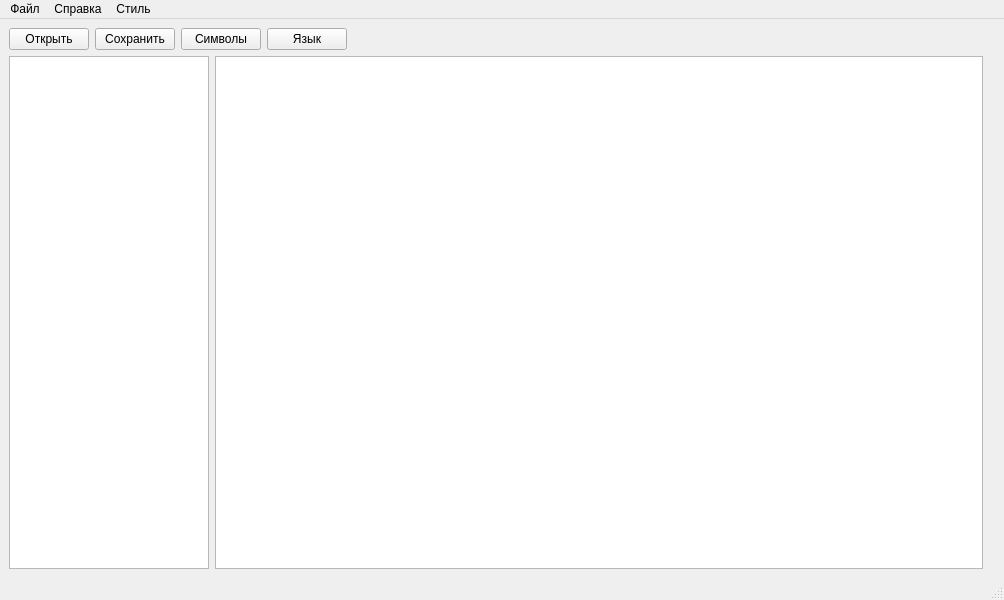
YarikAlex/GUI_Lessons, file Lesson_3/mainwindow.ui: the form before one commit.
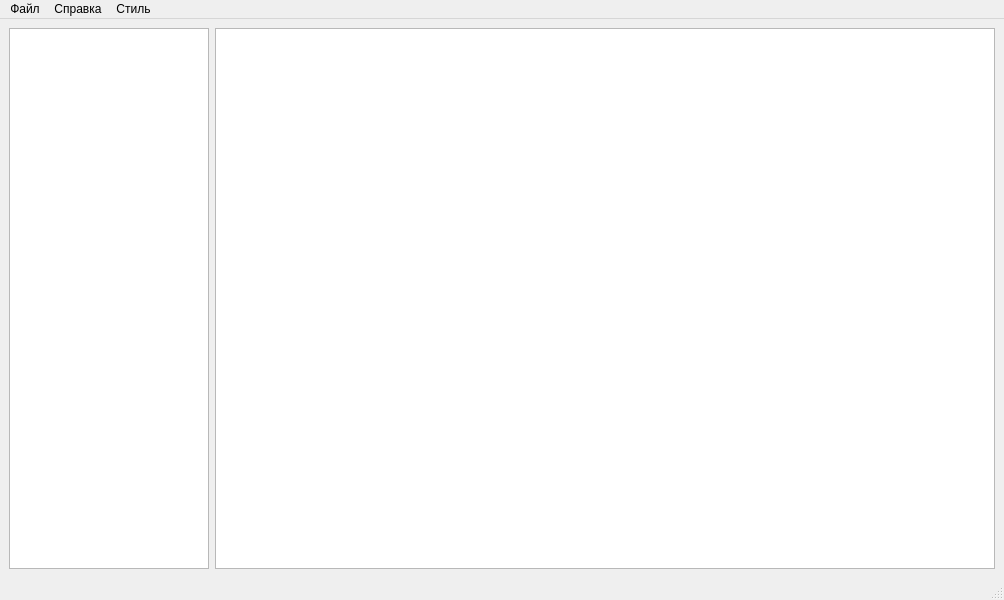
The form after the commit.

Patch:
```diff
--- a/Lesson_3/mainwindow.ui
+++ b/Lesson_3/mainwindow.ui
@@ -15,52 +15,7 @@
   </property>
   <widget class="QWidget" name="centralwidget">
    <layout class="QGridLayout" name="gridLayout">
-    <item row="0" column="0" colspan="4">
-     <layout class="QHBoxLayout" name="horizontalLayout">
-      <item>
-       <widget class="QPushButton" name="btn_open">
-        <property name="text">
-         <string>Открыть</string>
-        </property>
-       </widget>
-      </item>
-      <item>
-       <widget class="QPushButton" name="btn_save">
-        <property name="text">
-         <string>Сохранить</string>
-        </property>
-       </widget>
-      </item>
-      <item>
-       <widget class="QPushButton" name="btn_help">
-        <property name="text">
-         <string>Символы</string>
-        </property>
-       </widget>
-      </item>
-      <item>
-       <widget class="QPushButton" name="btn_language">
-        <property name="text">
-         <string>Язык</string>
-        </property>
-       </widget>
-      </item>
-      <item>
-       <spacer name="horizontalSpacer">
-        <property name="orientation">
-         <enum>Qt::Horizontal</enum>
-        </property>
-        <property name="sizeHint" stdset="0">
-         <size>
-          <width>40</width>
-          <height>20</height>
-         </size>
-        </property>
-       </spacer>
-      </item>
-     </layout>
-    </item>
-    <item row="1" column="0">
+    <item row="0" column="0">
      <widget class="QTreeView" name="treeView">
       <property name="maximumSize">
        <size>
@@ -70,7 +25,7 @@
       </property>
      </widget>
     </item>
-    <item row="1" column="1">
+    <item row="0" column="1">
      <widget class="QTextEdit" name="textEdit"/>
     </item>
    </layout>
```
